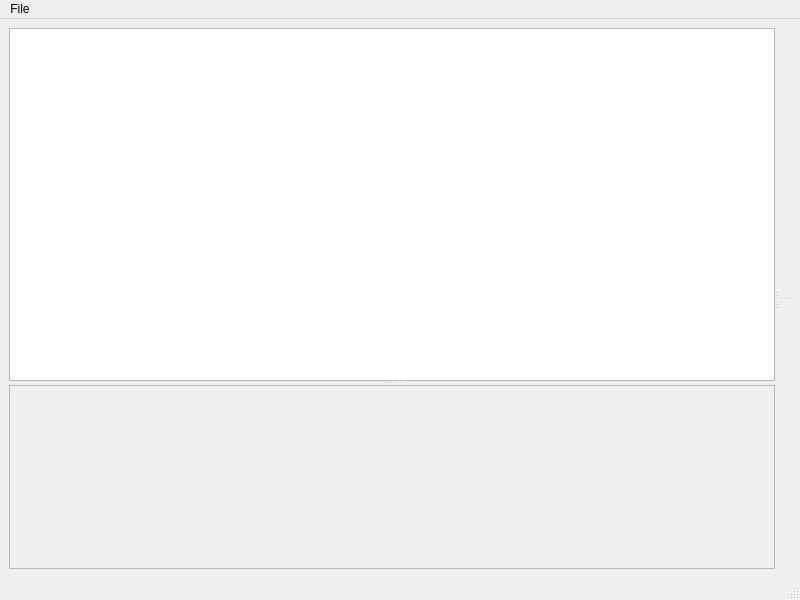
The window that partviewer/partviewer.ui (HazenBabcock/opensdraw) describes before a commit, drawn with Qt 5.
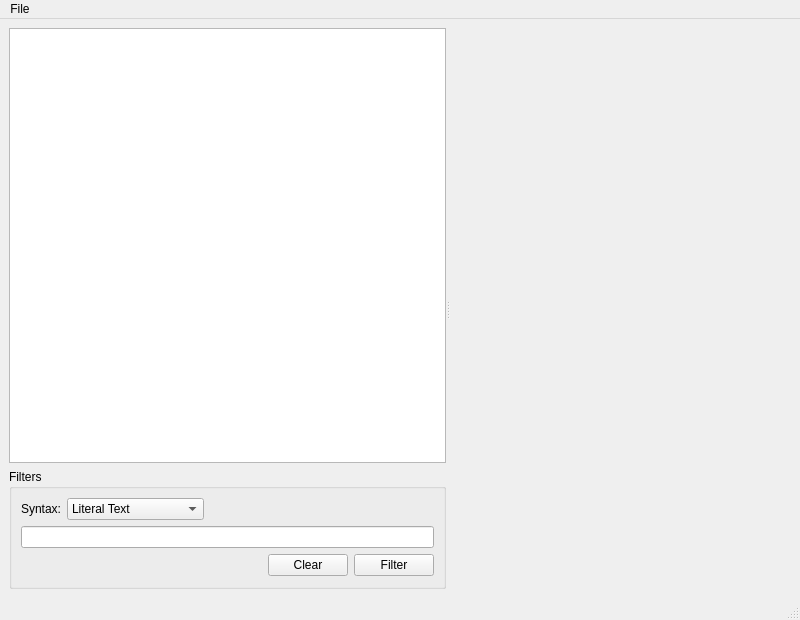
The same window after the commit.

Commit message: Initial implementation of part table view.

Patch:
```diff
--- a/partviewer/partviewer.ui
+++ b/partviewer/partviewer.ui
@@ -7,7 +7,7 @@
     <x>0</x>
     <y>0</y>
     <width>800</width>
-    <height>600</height>
+    <height>620</height>
    </rect>
   </property>
   <property name="windowTitle">
@@ -16,51 +16,156 @@
   <widget class="QWidget" name="centralwidget">
    <layout class="QGridLayout" name="gridLayout">
     <item row="0" column="0">
-     <widget class="QSplitter" name="splitter_3">
-      <property name="frameShape">
-       <enum>QFrame::NoFrame</enum>
-      </property>
-      <property name="frameShadow">
-       <enum>QFrame::Plain</enum>
-      </property>
+     <widget class="QSplitter" name="splitter">
       <property name="orientation">
        <enum>Qt::Horizontal</enum>
       </property>
-      <widget class="QWidget" name="widget" native="true">
-       <layout class="QVBoxLayout" name="verticalLayout">
+      <widget class="QWidget" name="">
+       <layout class="QVBoxLayout" name="verticalLayout_2">
         <item>
-         <widget class="QSplitter" name="splitter">
-          <property name="orientation">
-           <enum>Qt::Vertical</enum>
+         <widget class="QTableView" name="partsTableView">
+          <property name="sizePolicy">
+           <sizepolicy hsizetype="Preferred" vsizetype="Preferred">
+            <horstretch>2</horstretch>
+            <verstretch>0</verstretch>
+           </sizepolicy>
           </property>
-          <widget class="QTreeView" name="partsTreeView"/>
-          <widget class="QFrame" name="partDetailsFrame">
-           <property name="minimumSize">
-            <size>
-             <width>0</width>
-             <height>100</height>
-            </size>
-           </property>
-           <property name="frameShape">
-            <enum>QFrame::StyledPanel</enum>
-           </property>
-           <property name="frameShadow">
-            <enum>QFrame::Raised</enum>
-           </property>
-          </widget>
+         </widget>
+        </item>
+        <item>
+         <widget class="QGroupBox" name="filterGroupBox">
+          <property name="minimumSize">
+           <size>
+            <width>0</width>
+            <height>120</height>
+           </size>
+          </property>
+          <property name="maximumSize">
+           <size>
+            <width>16777215</width>
+            <height>120</height>
+           </size>
+          </property>
+          <property name="title">
+           <string>Filters</string>
+          </property>
+          <layout class="QVBoxLayout" name="verticalLayout">
+           <item>
+            <layout class="QHBoxLayout" name="horizontalLayout">
+             <item>
+              <widget class="QLabel" name="label">
+               <property name="text">
+                <string>Syntax:</string>
+               </property>
+              </widget>
+             </item>
+             <item>
+              <widget class="QComboBox" name="syntaxComboBox">
+               <property name="minimumSize">
+                <size>
+                 <width>100</width>
+                 <height>0</height>
+                </size>
+               </property>
+               <item>
+                <property name="text">
+                 <string>Literal Text</string>
+                </property>
+               </item>
+               <item>
+                <property name="text">
+                 <string>Regular Expression</string>
+                </property>
+               </item>
+              </widget>
+             </item>
+             <item>
+              <spacer name="horizontalSpacer_2">
+               <property name="orientation">
+                <enum>Qt::Horizontal</enum>
+               </property>
+               <property name="sizeHint" stdset="0">
+                <size>
+                 <width>40</width>
+                 <height>20</height>
+                </size>
+               </property>
+              </spacer>
+             </item>
+            </layout>
+           </item>
+           <item>
+            <widget class="QLineEdit" name="filterLineEdit"/>
+           </item>
+           <item>
+            <layout class="QHBoxLayout" name="horizontalLayout_2">
+             <item>
+              <spacer name="horizontalSpacer">
+               <property name="orientation">
+                <enum>Qt::Horizontal</enum>
+               </property>
+               <property name="sizeHint" stdset="0">
+                <size>
+                 <width>40</width>
+                 <height>20</height>
+                </size>
+               </property>
+              </spacer>
+             </item>
+             <item>
+              <widget class="QPushButton" name="clearPushButton">
+               <property name="text">
+                <string>Clear</string>
+               </property>
+              </widget>
+             </item>
+             <item>
+              <widget class="QPushButton" name="filterPushButton">
+               <property name="text">
+                <string>Filter</string>
+               </property>
+              </widget>
+             </item>
+            </layout>
+           </item>
+          </layout>
          </widget>
         </item>
        </layout>
       </widget>
-      <widget class="QWidget" name="widget_2" native="true">
-       <layout class="QVBoxLayout" name="verticalLayout_2">
+      <widget class="QWidget" name="">
+       <layout class="QVBoxLayout" name="verticalLayout_3">
         <item>
-         <widget class="QSplitter" name="splitter_2">
-          <property name="orientation">
-           <enum>Qt::Vertical</enum>
+         <widget class="QWidget" name="openGLWidget" native="true">
+          <property name="sizePolicy">
+           <sizepolicy hsizetype="Expanding" vsizetype="Expanding">
+            <horstretch>5</horstretch>
+            <verstretch>0</verstretch>
+           </sizepolicy>
           </property>
-          <widget class="QWidget" name="openGLWidget" native="true"/>
-          <widget class="QWidget" name="colorWidget" native="true"/>
+          <property name="minimumSize">
+           <size>
+            <width>200</width>
+            <height>200</height>
+           </size>
+          </property>
+         </widget>
+        </item>
+        <item>
+         <widget class="QWidget" name="colorWidget" native="true">
+          <property name="sizePolicy">
+           <sizepolicy hsizetype="Expanding" vsizetype="Expanding">
+            <horstretch>5</horstretch>
+            <verstretch>0</verstretch>
+           </sizepolicy>
+          </property>
+          <property name="minimumSize">
+           <size>
+            <width>200</width>
+            <height>200</height>
+           </size>
+          </property>
+          <zorder></zorder>
          </widget>
         </item>
        </layout>
```
The commit also changes 1 other file.
